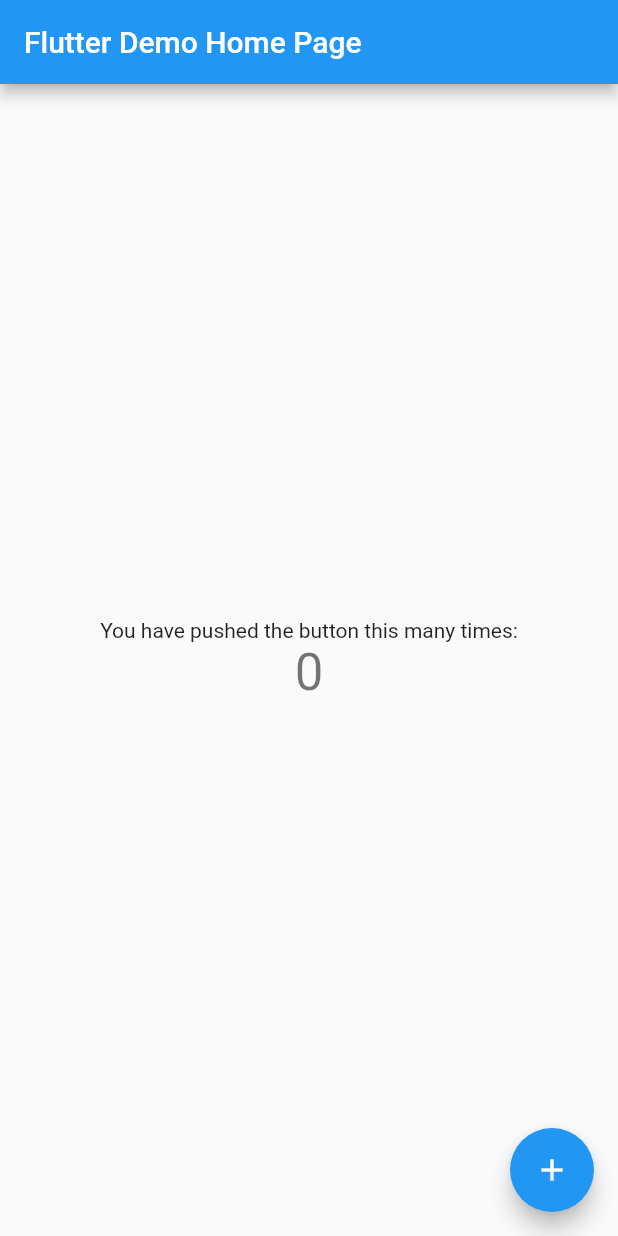
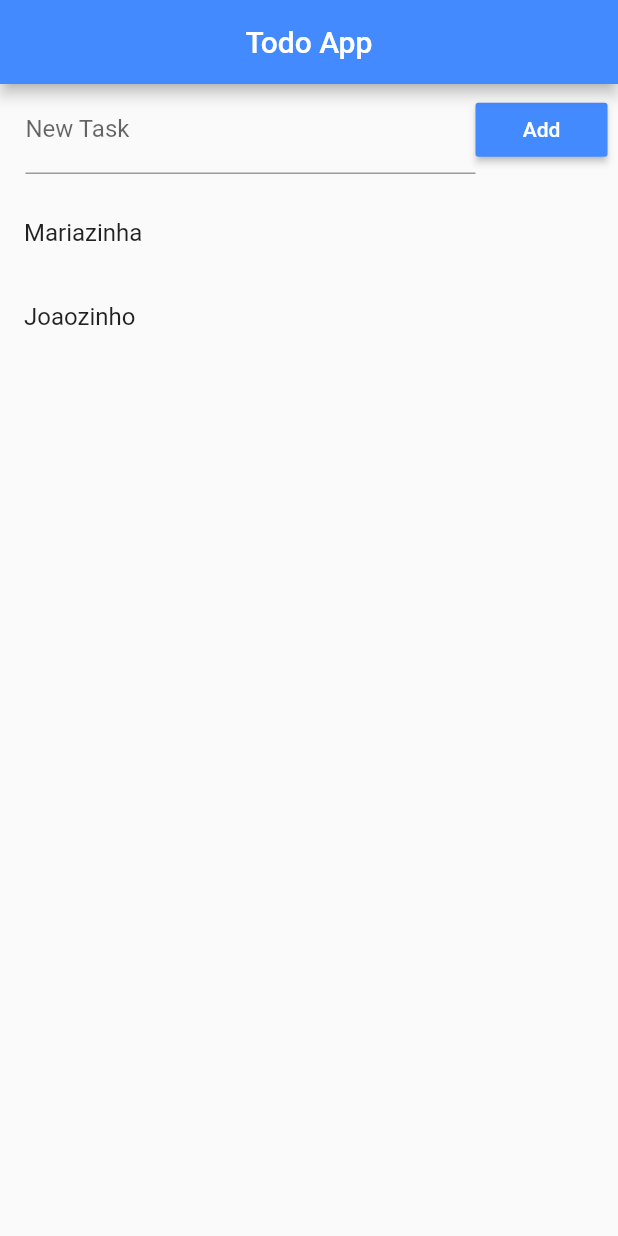
Before and after one commit to ramonbezerra/todo_app, a Flutter app: the screen it shows after launch, on a phone screen of 412 x 824 dp. Run offline on Flutter 3.47's test engine with Material 2 defaults, Android fonts, the phone set to English and light mode, and no system bars.

Commit message:
creating a simple list

```diff
--- a/lib/main.dart
+++ b/lib/main.dart
@@ -1,111 +1,84 @@
+import 'dart:convert';
+import 'dart:io';
+
 import 'package:flutter/material.dart';
+import 'package:path_provider/path_provider.dart';
 
-void main() => runApp(MyApp());
-
-class MyApp extends StatelessWidget {
-  // This widget is the root of your application.
-  @override
-  Widget build(BuildContext context) {
-    return MaterialApp(
-      title: 'Flutter Demo',
-      theme: ThemeData(
-        // This is the theme of your application.
-        //
-        // Try running your application with "flutter run". You'll see the
-        // application has a blue toolbar. Then, without quitting the app, try
-        // changing the primarySwatch below to Colors.green and then invoke
-        // "hot reload" (press "r" in the console where you ran "flutter run",
-        // or simply save your changes to "hot reload" in a Flutter IDE).
-        // Notice that the counter didn't reset back to zero; the application
-        // is not restarted.
-        primarySwatch: Colors.blue,
-      ),
-      home: MyHomePage(title: 'Flutter Demo Home Page'),
-    );
-  }
+void main() {
+  runApp(MaterialApp(
+    home: Home(),
+  ));
 }
 
-class MyHomePage extends StatefulWidget {
-  MyHomePage({Key key, this.title}) : super(key: key);
-
-  // This widget is the home page of your application. It is stateful, meaning
-  // that it has a State object (defined below) that contains fields that affect
-  // how it looks.
-
-  // This class is the configuration for the state. It holds the values (in this
-  // case the title) provided by the parent (in this case the App widget) and
-  // used by the build method of the State. Fields in a Widget subclass are
-  // always marked "final".
-
-  final String title;
-
+class Home extends StatefulWidget {
   @override
-  _MyHomePageState createState() => _MyHomePageState();
+  _HomeState createState() => _HomeState();
 }
 
-class _MyHomePageState extends State<MyHomePage> {
-  int _counter = 0;
-
-  void _incrementCounter() {
-    setState(() {
-      // This call to setState tells the Flutter framework that something has
-      // changed in this State, which causes it to rerun the build method below
-      // so that the display can reflect the updated values. If we changed
-      // _counter without calling setState(), then the build method would not be
-      // called again, and so nothing would appear to happen.
-      _counter++;
-    });
-  }
+class _HomeState extends State<Home> {
+  List _todoList = ["Mariazinha", "Joaozinho"];
 
   @override
   Widget build(BuildContext context) {
-    // This method is rerun every time setState is called, for instance as done
-    // by the _incrementCounter method above.
-    //
-    // The Flutter framework has been optimized to make rerunning build methods
-    // fast, so that you can just rebuild anything that needs updating rather
-    // than having to individually change instances of widgets.
     return Scaffold(
       appBar: AppBar(
-        // Here we take the value from the MyHomePage object that was created by
-        // the App.build method, and use it to set our appbar title.
-        title: Text(widget.title),
+        title: Text("Todo App"),
+        backgroundColor: Colors.blueAccent,
+        centerTitle: true,
       ),
-      body: Center(
-        // Center is a layout widget. It takes a single child and positions it
-        // in the middle of the parent.
-        child: Column(
-          // Column is also a layout widget. It takes a list of children and
-          // arranges them vertically. By default, it sizes itself to fit its
-          // children horizontally, and tries to be as tall as its parent.
-          //
-          // Invoke "debug painting" (press "p" in the console, choose the
-          // "Toggle Debug Paint" action from the Flutter Inspector in Android
-          // Studio, or the "Toggle Debug Paint" command in Visual Studio Code)
-          // to see the wireframe for each widget.
-          //
-          // Column has various properties to control how it sizes itself and
-          // how it positions its children. Here we use mainAxisAlignment to
-          // center the children vertically; the main axis here is the vertical
-          // axis because Columns are vertical (the cross axis would be
-          // horizontal).
-          mainAxisAlignment: MainAxisAlignment.center,
-          children: <Widget>[
-            Text(
-              'You have pushed the button this many times:',
+      body: Column(
+        children: <Widget>[
+          Container(
+            padding: EdgeInsets.fromLTRB(17.0, 1.0, 7.0, 1.0),
+            child: Row(
+              children: <Widget>[
+                Expanded(
+                  child: TextField(
+                    decoration: InputDecoration(labelText: "New Task"),
+                  ),
+                ),
+                RaisedButton(
+                  color: Colors.blueAccent,
+                  child: Text("Add"),
+                  onPressed: () {},
+                  textColor: Colors.white,
+                )
+              ],
             ),
-            Text(
-              '$_counter',
-              style: Theme.of(context).textTheme.display1,
-            ),
-          ],
-        ),
+          ),
+          Expanded(
+            child: ListView.builder(
+              itemBuilder: (context, index) {
+                return ListTile(title: Text(_todoList[index]));
+              },
+              padding: EdgeInsets.only(top: 10.0),
+              itemCount: _todoList.length,)
+          )
+        ],
       ),
-      floatingActionButton: FloatingActionButton(
-        onPressed: _incrementCounter,
-        tooltip: 'Increment',
-        child: Icon(Icons.add),
-      ), // This trailing comma makes auto-formatting nicer for build methods.
     );
   }
+
+  Future<File> _getFile() async {
+    final directory = await getApplicationDocumentsDirectory();
+
+    return File("${directory.path}/data.json");
+  }
+
+  Future<File> _saveData() async {
+    String data = json.encode(_todoList);
+    final file = await _getFile();
+
+    return file.writeAsString(data);
+  }
+
+  Future<String> _readData() async {
+    try {
+      final file = await _getFile();
+
+      return file.readAsString();
+    } catch (e) {
+      return null;
+    }
+  }
 }
--- a/pubspec.yaml
+++ b/pubspec.yaml
@@ -23,6 +23,7 @@ dependencies:
   # The following adds the Cupertino Icons font to your application.
   # Use with the CupertinoIcons class for iOS style icons.
   cupertino_icons: ^0.1.2
+  path_provider: ^1.6.5
 
 dev_dependencies:
   flutter_test:
```
Also changed, not shown: pubspec.lock, 1 other file.
